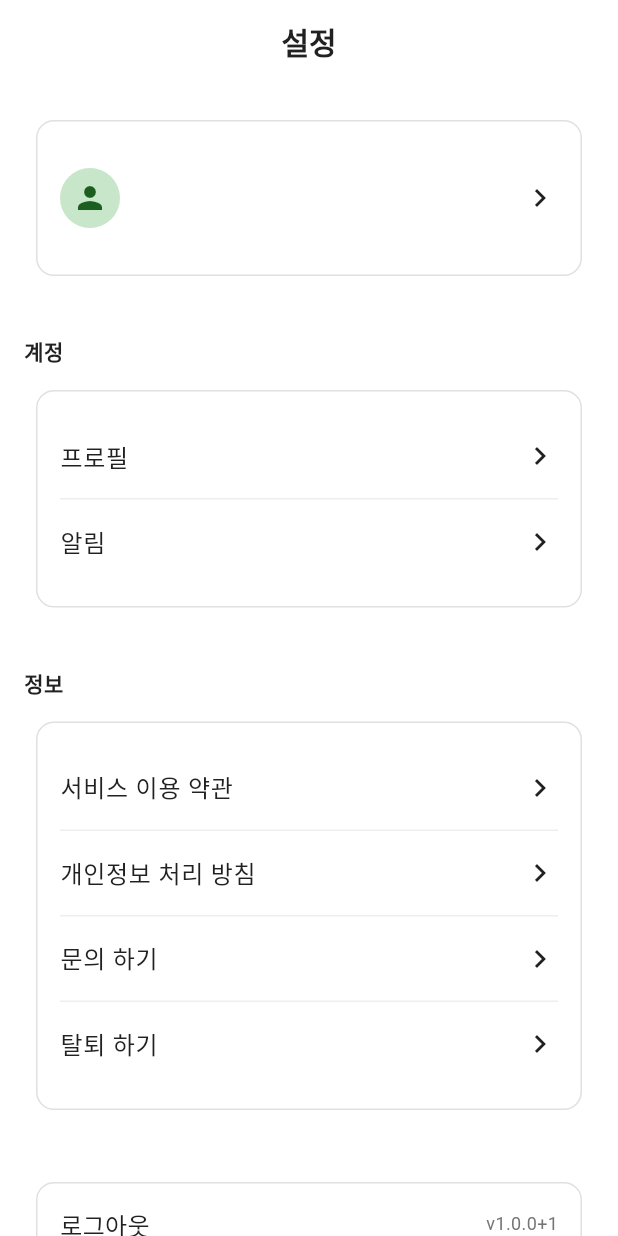
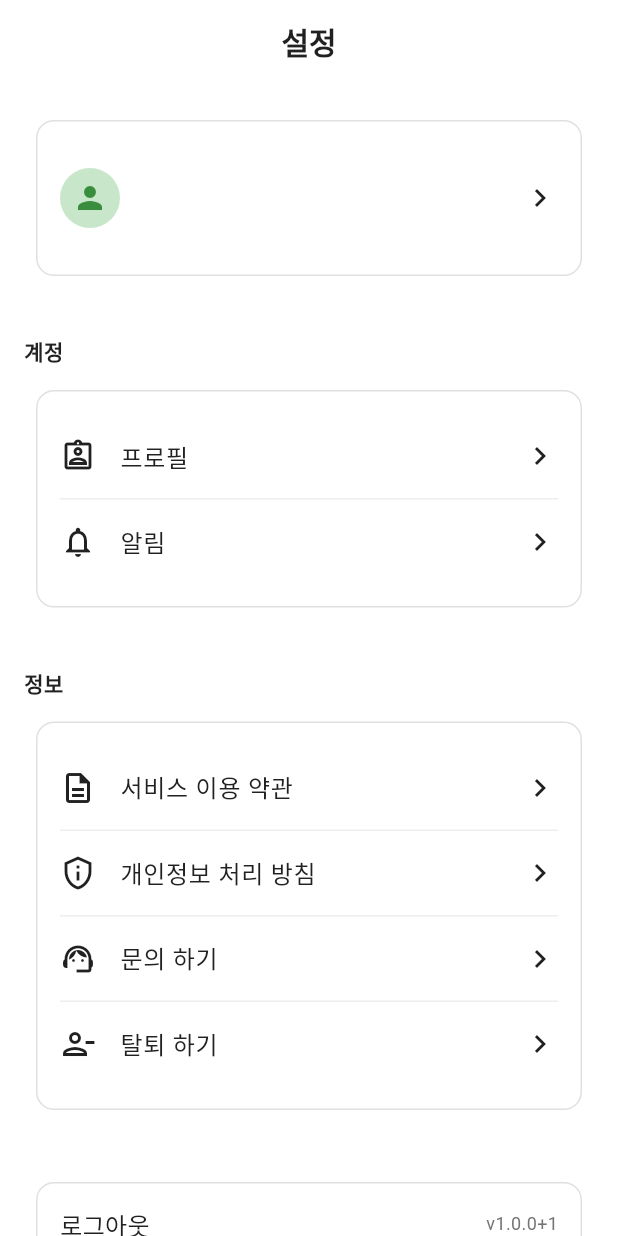
Before and after one commit to mikoesnim0/namgusarang, a Flutter app: the SettingsScreen screen opened by its route, on a phone screen of 412 x 824 dp. Run offline on Flutter 3.47's test engine with Material 3 defaults, Android fonts, the phone set to English and light mode, and no system bars; our stand-ins replace cloud_firestore, cloud_functions, firebase_auth, firebase_core, flutter_riverpod, flutter_svg and 5 more; missing offline and left inert: kakao_flutter_sdk_user; accounts and stored records are empty.

Commit message:
fix(auth): persist Apple name/email on first sign-in
- AppleAuthRepository: return credential + fullName/email

- AuthController: use Apple fullName/email and ensureProfileOnAuth (no nickname clobber)

- Users repo: ensureProfileOnAuth + ignore empty nickname/photo

- UI: fix Google logo fit + add icons/avatar tint on Settings

```diff
--- a/lib/screens/auth/login_screen.dart
+++ b/lib/screens/auth/login_screen.dart
@@ -281,6 +281,7 @@ class _LoginScreenState extends ConsumerState<LoginScreen> {
                           'assets/icons/google_g.svg',
                           width: 18,
                           height: 18,
+                          fit: BoxFit.contain,
                         ),
                         const SizedBox(width: AppSpacing.paddingSM),
                         Text(
--- a/lib/screens/settings/settings_screen.dart
+++ b/lib/screens/settings/settings_screen.dart
@@ -50,7 +50,10 @@ class SettingsScreen extends ConsumerWidget {
 
         return ListTile(
           contentPadding: EdgeInsets.zero,
-          leading: const CircleAvatar(child: Icon(Icons.person)),
+          leading: const CircleAvatar(
+            backgroundColor: AppColors.primary100,
+            child: Icon(Icons.person, color: AppColors.primary700),
+          ),
           title: Text(nickname, style: AppTypography.bodyLarge),
           subtitle: Text(email, style: AppTypography.bodySmall),
           trailing: const Icon(Icons.chevron_right),
@@ -78,11 +81,13 @@ class SettingsScreen extends ConsumerWidget {
               child: Column(
                 children: [
                   _SettingsTile(
+                    icon: Icons.assignment_ind_outlined,
                     title: '프로필',
                     onTap: () => context.push('/settings/profile'),
                   ),
                   const Divider(height: 1),
                   _SettingsTile(
+                    icon: Icons.notifications_outlined,
                     title: '알림',
                     onTap: () => context.push('/settings/notifications'),
                   ),
@@ -97,6 +102,7 @@ class SettingsScreen extends ConsumerWidget {
               child: Column(
                 children: [
                   _SettingsTile(
+                    icon: Icons.description_outlined,
                     title: '서비스 이용 약관',
                     onTap: () {
                       ScaffoldMessenger.of(context).showSnackBar(
@@ -106,6 +112,7 @@ class SettingsScreen extends ConsumerWidget {
                   ),
                   const Divider(height: 1),
                   _SettingsTile(
+                    icon: Icons.privacy_tip_outlined,
                     title: '개인정보 처리 방침',
                     onTap: () {
                       ScaffoldMessenger.of(context).showSnackBar(
@@ -115,6 +122,7 @@ class SettingsScreen extends ConsumerWidget {
                   ),
                   const Divider(height: 1),
                   _SettingsTile(
+                    icon: Icons.support_agent_outlined,
                     title: '문의 하기',
                     onTap: () {
                       ScaffoldMessenger.of(context).showSnackBar(
@@ -124,6 +132,7 @@ class SettingsScreen extends ConsumerWidget {
                   ),
                   const Divider(height: 1),
                   _SettingsTile(
+                    icon: Icons.person_remove_outlined,
                     title: '탈퇴 하기',
                     onTap: () {
                       ScaffoldMessenger.of(context).showSnackBar(
@@ -190,8 +199,13 @@ class SettingsScreen extends ConsumerWidget {
 }
 
 class _SettingsTile extends StatelessWidget {
-  const _SettingsTile({required this.title, required this.onTap});
+  const _SettingsTile({
+    required this.icon,
+    required this.title,
+    required this.onTap,
+  });
 
+  final IconData icon;
   final String title;
   final VoidCallback onTap;
 
@@ -199,6 +213,7 @@ class _SettingsTile extends StatelessWidget {
   Widget build(BuildContext context) {
     return ListTile(
       contentPadding: EdgeInsets.zero,
+      leading: Icon(icon),
       title: Text(title, style: AppTypography.bodyLarge),
       trailing: const Icon(Icons.chevron_right),
       onTap: onTap,
```
Also changed, not shown: lib/features/auth/apple_auth_repository.dart (+30 -3 lines), lib/features/auth/auth_controller.dart (+17 -10 lines), lib/features/auth/firestore_users_repository.dart (+88 -2 lines), 1 other file.
